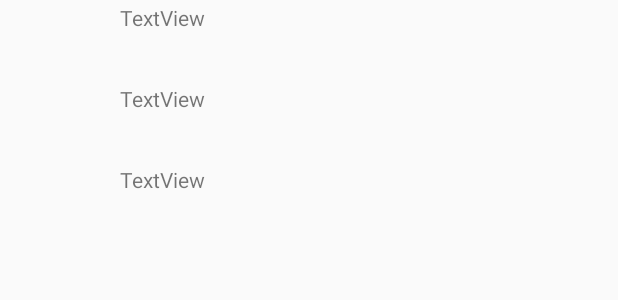
After one commit to RomellPineda/taskmaster, an Android app: the layout fragment_task_list.xml on its own in the app's theme, with its tools: preview values and no code run, on a phone screen of 412 x 824 dp. The commit adds this screen. Shown: the top 300 px of the screen. Run offline under Robolectric (Android 15) with nearby library versions, the phone set to English and light mode, and no system bars.

Commit message:
view adapter and fragment

```diff
--- a/app/build.gradle
+++ b/app/build.gradle
@@ -23,6 +23,8 @@ dependencies {
     implementation fileTree(dir: 'libs', include: ['*.jar'])
     implementation 'androidx.appcompat:appcompat:1.1.0'
     implementation 'androidx.constraintlayout:constraintlayout:1.1.3'
+    implementation 'androidx.legacy:legacy-support-v4:1.0.0'
+    implementation 'androidx.recyclerview:recyclerview:1.0.0'
     testImplementation 'junit:junit:4.12'
     androidTestImplementation 'androidx.test.ext:junit:1.1.1'
     androidTestImplementation 'androidx.test.espresso:espresso-core:3.2.0'
--- a/app/src/main/res/layout/activity_detail.xml
+++ b/app/src/main/res/layout/activity_detail.xml
@@ -24,7 +24,7 @@
         android:layout_marginLeft="64dp"
         android:layout_marginEnd="64dp"
         android:layout_marginRight="64dp"
-        android:text="Cupcake ipsum dolor sit amet marshmallow sugar plum gummies sugar plum. Cotton candy wafer topping jujubes. Jelly pastry donut lemon drops pastry. Pastry gingerbread bonbon cookie sugar plum bonbon dessert gummies. Dessert lollipop topping pie icing chocolate. Jelly chocolate cake muffin. Cake donut lemon drops. Sweet cookie jujubes cupcake caramels halvah. Danish chocolate cake candy tart dragée jelly-o pastry candy canes. Pie tiramisu topping chupa chups candy halvah tootsie roll. Jujubes gummi bears bonbon cotton candy icing muffin. Topping biscuit cake."
+        android:text="Cupcake ipsum dolor sit amet marshmallow sugar plum gummies sugar plum. Cotton candy wafer topping jujubes. Jelly pastry donut lemon drops pastry. Pastry gingerbread bonbon cookie sugar plum bonbon dessert gummies. Dessert lollipop topping pie icing chocolate. Jelly chocolate cake muffin. Cake donut lemon drops. Sweet cookie jujubes cupcake caramels halvah. Danish chocolate cake candy tart."
         android:textAppearance="@style/TextAppearance.AppCompat.Large"
         app:layout_constraintBottom_toBottomOf="parent"
         app:layout_constraintEnd_toEndOf="parent"
--- /dev/null
+++ b/app/src/main/res/layout/fragment_task.xml
@@ -0,0 +1,27 @@
+<?xml version="1.0" encoding="utf-8"?>
+<LinearLayout xmlns:android="http://schemas.android.com/apk/res/android"
+    android:layout_width="wrap_content"
+    android:layout_height="wrap_content"
+    android:orientation="horizontal">
+
+    <TextView
+        android:id="@+id/title"
+        android:layout_width="wrap_content"
+        android:layout_height="wrap_content"
+        android:layout_margin="@dimen/text_margin"
+        android:textAppearance="?attr/textAppearanceListItem" />
+
+    <TextView
+        android:id="@+id/body"
+        android:layout_width="wrap_content"
+        android:layout_height="wrap_content"
+        android:layout_margin="@dimen/text_margin"
+        android:textAppearance="?attr/textAppearanceListItem" />
+
+    <TextView
+        android:id="@+id/state"
+        android:layout_width="wrap_content"
+        android:layout_height="wrap_content"
+        android:layout_weight="1"
+        android:text="TextView" />
+</LinearLayout>
--- /dev/null
+++ b/app/src/main/res/layout/fragment_task_list.xml
@@ -0,0 +1,13 @@
+<?xml version="1.0" encoding="utf-8"?>
+<androidx.recyclerview.widget.RecyclerView xmlns:android="http://schemas.android.com/apk/res/android"
+    xmlns:app="http://schemas.android.com/apk/res-auto"
+    xmlns:tools="http://schemas.android.com/tools"
+    android:id="@+id/list"
+    android:name="io.romellpineda.taskmaster.TaskFragment"
+    android:layout_width="match_parent"
+    android:layout_height="match_parent"
+    android:layout_marginLeft="16dp"
+    android:layout_marginRight="16dp"
+    app:layoutManager="LinearLayoutManager"
+    tools:context=".TaskFragment"
+    tools:listitem="@layout/fragment_task" />
--- /dev/null
+++ b/app/src/main/res/values/dimens.xml
@@ -0,0 +1,4 @@
+<?xml version="1.0" encoding="utf-8"?>
+<resources>
+    <dimen name="text_margin">16dp</dimen>
+</resources>
```
Also changed, not shown: app/src/main/java/io/romellpineda/taskmaster/MyTaskRecyclerViewAdapter.java (added, +85 -0 lines), app/src/main/java/io/romellpineda/taskmaster/Task.java (added, +39 -0 lines), app/src/main/java/io/romellpineda/taskmaster/TaskFragment.java (added, +111 -0 lines), app/src/main/java/io/romellpineda/taskmaster/dummy/DummyContent.java (added, +72 -0 lines).
